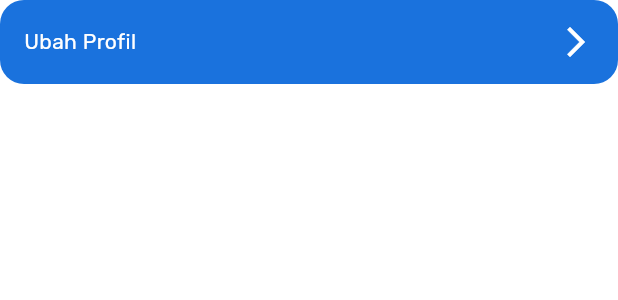
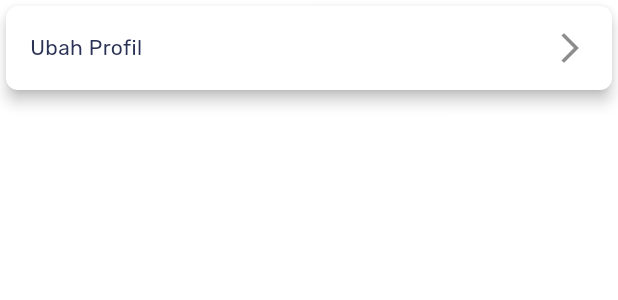
Before and after one commit to triagung128/fic-mini-project, a Flutter app: the _ListMenuProfile widget shown alone on an empty page, opened directly, on a phone screen of 412 x 824 dp. Shown: the top 300 px of the screen. Run offline on Flutter 3.47's test engine with Material 2 defaults, Android fonts, the phone set to English and light mode, and no system bars; our stand-ins replace bottom_navy_bar, cloud_firestore, dartz, equatable, firebase_auth, firebase_core and 8 more; accounts and stored records are empty; network calls fail; statements that could not run were skipped.

Commit message:
fix menu profile

```diff
--- a/lib/presentation/pages/profile/profile_page.dart
+++ b/lib/presentation/pages/profile/profile_page.dart
@@ -116,7 +116,7 @@ class _ContentProfile extends StatelessWidget {
             },
             text: 'Ubah Profil',
           ),
-          const SizedBox(height: 16),
+          const SizedBox(height: 8),
           _ListMenuProfile(
             onPressed: () => _showConfirmLogout(context),
             text: 'Logout',
@@ -139,18 +139,22 @@ class _ListMenuProfile extends StatelessWidget {
 
   @override
   Widget build(BuildContext context) {
-    return ListTile(
+    return Card(
+      shape: RoundedRectangleBorder(
+        borderRadius: BorderRadius.circular(8),
+      ),
+      elevation: 4,
+      child: ListTile(
         onTap: onPressed,
         title: Text(
           text,
           style:
-            Theme.of(context).textTheme.bodyText2!.copyWith(color: whiteColor),
+              Theme.of(context).textTheme.bodyText2!.copyWith(color: navyColor),
         ),
-      iconColor: whiteColor,
         trailing: const Icon(Icons.arrow_forward_ios),
-      tileColor: blueColor,
         shape: RoundedRectangleBorder(
-        borderRadius: BorderRadius.circular(16),
+          borderRadius: BorderRadius.circular(8),
+        ),
       ),
     );
   }
```
Lines whose indentation alone changed are shown as unchanged.
